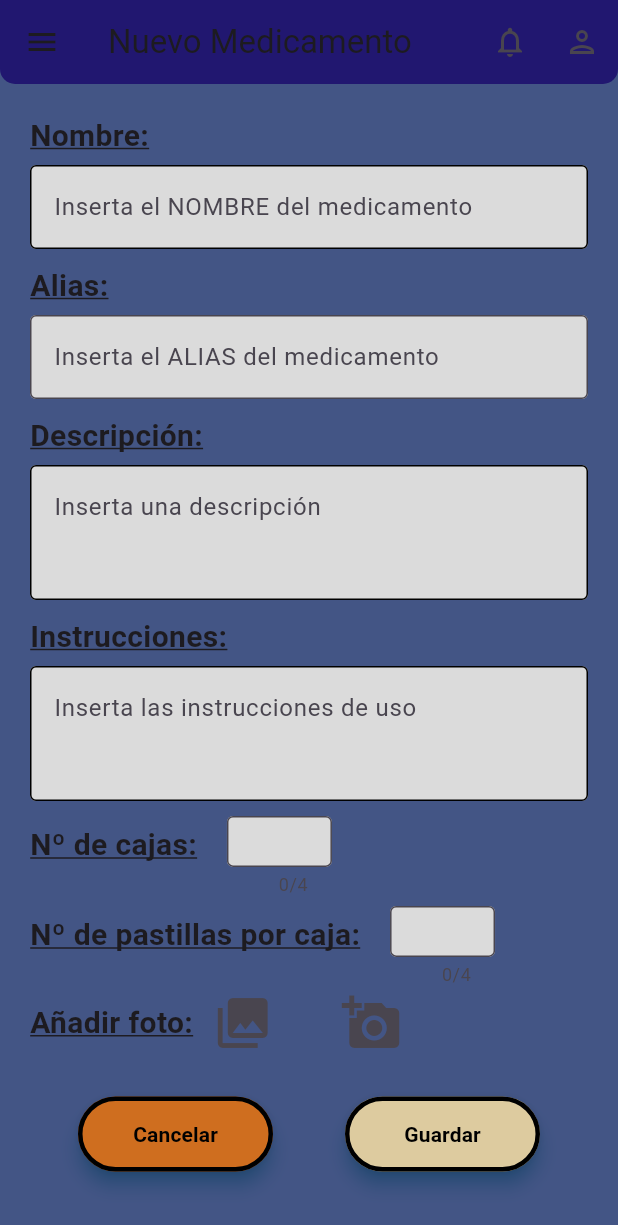
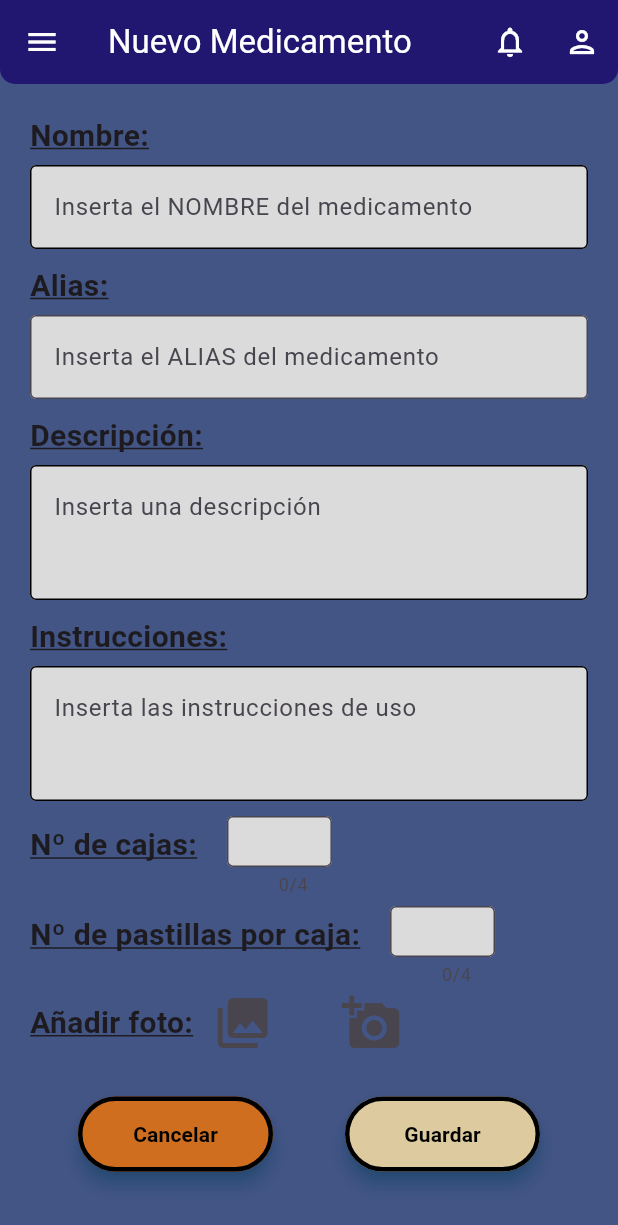
Before and after one commit to rauliscar/control_medicamentos, a Flutter app: the NuevoMedicamento screen opened directly, on a phone screen of 412 x 824 dp. Shown: the top 1225 px of the screen. Run offline on Flutter 3.47's test engine with Material 3 defaults, Android fonts, the phone set to English and light mode, and no system bars; our stand-ins replace image_picker; network calls fail.

Commit message:
Commit buttom bar funciona

```diff
--- a/lib/Functions/appbar.dart
+++ b/lib/Functions/appbar.dart
@@ -14,7 +14,15 @@ class ClassAppBar extends StatelessWidget implements PreferredSizeWidget {
   Widget build(BuildContext context) {
     return AppBar(
       backgroundColor: const Color.fromARGB(255, 33, 23, 112),
-      title: Text(titleText),
+      iconTheme: const IconThemeData(
+          color: Colors.white,
+        ),
+      title: Text(
+        titleText,
+        style: const TextStyle(
+          color: Colors.white
+        ),
+        ),
       actions: [
         // Botón notificaciones
         IconButton(
--- a/lib/Functions/bottom_bar.dart
+++ b/lib/Functions/bottom_bar.dart
@@ -15,6 +15,7 @@ class BottomBar extends StatelessWidget {
             selectedIcon: Icon(Icons.home_outlined),
             icon: Icon(Icons.home_outlined),
             label: 'Inicio',
+
           ),
           NavigationDestination(
             icon: Icon(Icons.medical_information_sharp),
@@ -29,6 +30,7 @@ class BottomBar extends StatelessWidget {
             label: 'Reposiciones',
           ),
         ],
+
       );
   }
 }
--- a/lib/Functions/drawer.dart
+++ b/lib/Functions/drawer.dart
@@ -14,13 +14,13 @@ class _ClassDrawerState extends State<ClassDrawer> {
   @override
   Widget build(BuildContext context) {
     return Drawer(
+
         child: ListView(
           padding: EdgeInsets.zero,
           children: [
 
             //Cabecera drawer
             SizedBox(
-              height: 150,
               child: DrawerHeader(
                 decoration: const BoxDecoration(
                   color:   Color.fromARGB(255, 67, 85, 133)
--- a/lib/widgetsPantallas/medicamentos.dart
+++ b/lib/widgetsPantallas/medicamentos.dart
@@ -1,4 +1,5 @@
 import 'package:control_medicamentos/Functions/bottom_bar.dart';
+import 'package:control_medicamentos/Functions/bottom_bar_prueba.dart';
 import 'package:control_medicamentos/widgetsPantallas/medicamentos_amoxicilina.dart';
 import 'package:control_medicamentos/widgetsPantallas/nuevo_medicamento.dart';
 import 'package:flutter/material.dart';
@@ -45,7 +46,7 @@ class Medicamentos extends StatelessWidget {
       drawer: const ClassDrawer(),
 
       // BottomNavigationBar
-      bottomNavigationBar: const BottomBar(),
+      bottomNavigationBar:  BottomBarPrueba(2),
 
       // Body
       body: Column(
--- a/lib/widgetsPantallas/medicamentos_amoxicilina.dart
+++ b/lib/widgetsPantallas/medicamentos_amoxicilina.dart
@@ -36,6 +36,7 @@ class MedicamentoAmoxilicina extends StatelessWidget {
               // ),
 
               //Column general
+              child: SingleChildScrollView(
                 child: Column(
                   children: [
 
@@ -388,6 +389,7 @@ class MedicamentoAmoxilicina extends StatelessWidget {
                   ],//FinChildenColumn
                 ),
               ),
+            ),
           )
         ],//ChildrenBody
 
--- a/lib/widgetsPantallas/pantalla_principal.dart
+++ b/lib/widgetsPantallas/pantalla_principal.dart
@@ -1,6 +1,7 @@
 import 'package:control_medicamentos/Functions/appbar.dart';
 import 'package:control_medicamentos/Functions/bottom_bar.dart';
 import 'package:control_medicamentos/Functions/boton_switch_off.dart';
+import 'package:control_medicamentos/Functions/bottom_bar_prueba.dart';
 import 'package:control_medicamentos/Functions/drawer.dart';
 import 'package:control_medicamentos/widgetsPantallas/medicamentos_amoxicilina.dart';
 import 'package:flutter/material.dart';
@@ -22,7 +23,7 @@ class PantallaPrincipal extends StatelessWidget {
       drawer: const ClassDrawer(),
 
       //BottomNavigationBar
-      bottomNavigationBar: const BottomBar(),
+      bottomNavigationBar:  BottomBarPrueba(0),
 
       //BODY
       body: Column(
--- a/lib/widgetsPantallas/reposiciones.dart
+++ b/lib/widgetsPantallas/reposiciones.dart
@@ -1,5 +1,6 @@
 
 import 'package:control_medicamentos/Functions/bottom_bar.dart';
+import 'package:control_medicamentos/Functions/bottom_bar_prueba.dart';
 import 'package:control_medicamentos/widgetsPantallas/medicamentos.dart';
 import 'package:control_medicamentos/widgetsPantallas/medicamentos_amoxicilina.dart';
 import 'package:flutter/material.dart';
@@ -43,7 +44,7 @@ class Reposiciones extends StatelessWidget {
       drawer: const ClassDrawer(),
 
       //BottomNavigationBar
-      bottomNavigationBar: const BottomBar(),
+      bottomNavigationBar: BottomBarPrueba(3),
 
       //Body
       body:Column(
--- a/pubspec.yaml
+++ b/pubspec.yaml
@@ -30,6 +30,8 @@ environment:
 dependencies:
   flutter:
     sdk: flutter
+
+  sqflite: ^2.0.0+3
 
   image_picker: ^0.8.4
 
```
Also changed, not shown: lib/Functions/bottom_bar_prueba.dart (+26 -3 lines), pubspec.lock, 1 other file. Lines whose indentation alone changed are shown as unchanged.
